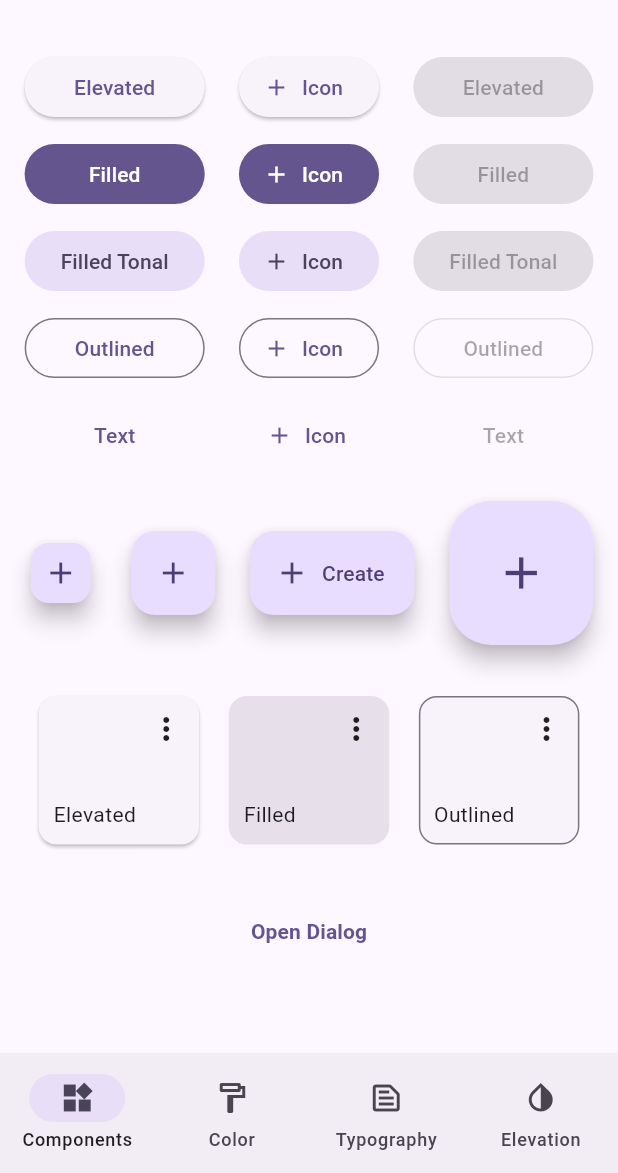
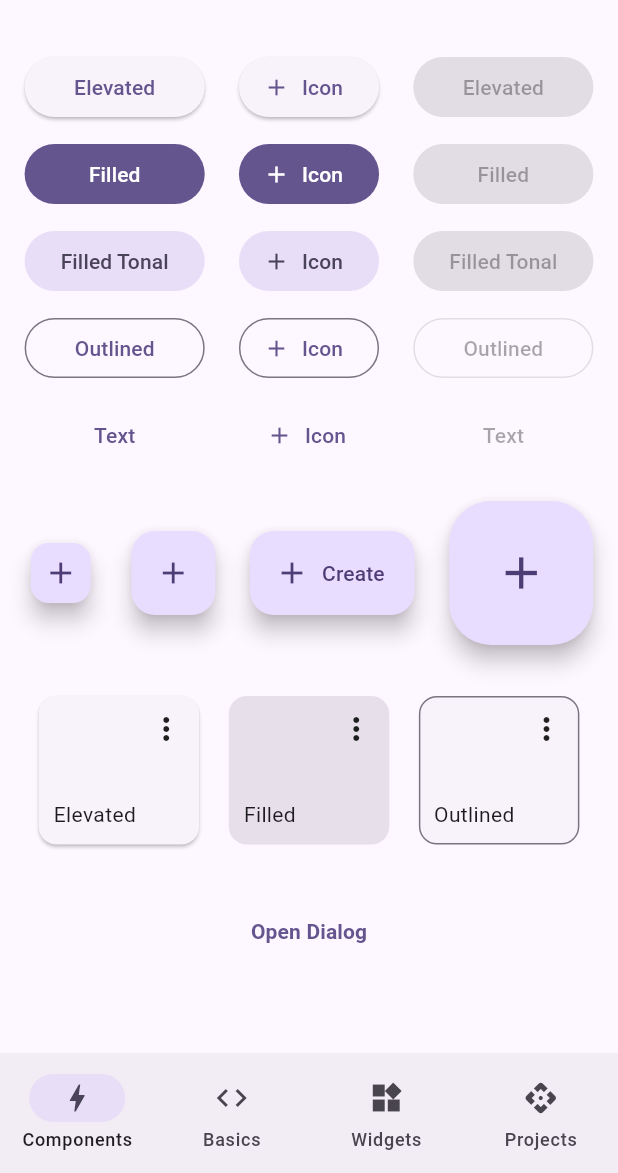
Before and after one commit to omarSuarezRodriguez/flutter_tutorial_material, a Flutter app: the screen it shows after launch, on a phone screen of 412 x 824 dp, the part 63-1236 px from its top. Run offline on Flutter 3.47's test engine with Material 2 defaults, Android fonts, the light colour scheme and no system bars.

Commit message:
Se actualiza app

```diff
--- a/lib/src/component_screen/component_screen.dart
+++ b/lib/src/component_screen/component_screen.dart
@@ -386,27 +386,27 @@ class _DialogsState extends State<Dialogs> {
 const List<NavigationDestination> appBarDestinations = [
   NavigationDestination(
     tooltip: "",
-    icon: Icon(Icons.widgets_outlined),
+    icon: Icon(Icons.bolt_outlined),
     label: 'Components',
+    selectedIcon: Icon(Icons.bolt_outlined),
+  ),
+  NavigationDestination(
+    tooltip: "",
+    icon: Icon(Icons.code_outlined),
+    label: 'Basics',
+    selectedIcon: Icon(Icons.code_outlined),
+  ),
+  NavigationDestination(
+    tooltip: "",
+    icon: Icon(Icons.widgets),
+    label: 'Widgets',
     selectedIcon: Icon(Icons.widgets),
   ),
   NavigationDestination(
     tooltip: "",
-    icon: Icon(Icons.format_paint_outlined),
-    label: 'Color',
-    selectedIcon: Icon(Icons.format_paint),
-  ),
-  NavigationDestination(
-    tooltip: "",
-    icon: Icon(Icons.text_snippet_outlined),
-    label: 'Typography',
-    selectedIcon: Icon(Icons.text_snippet),
-  ),
-  NavigationDestination(
-    tooltip: "",
-    icon: Icon(Icons.invert_colors_on_outlined),
-    label: 'Elevation',
-    selectedIcon: Icon(Icons.opacity),
+    icon: Icon(Icons.api_rounded),
+    label: 'Projects',
+    selectedIcon: Icon(Icons.api_rounded),
   )
 ];
 
```
